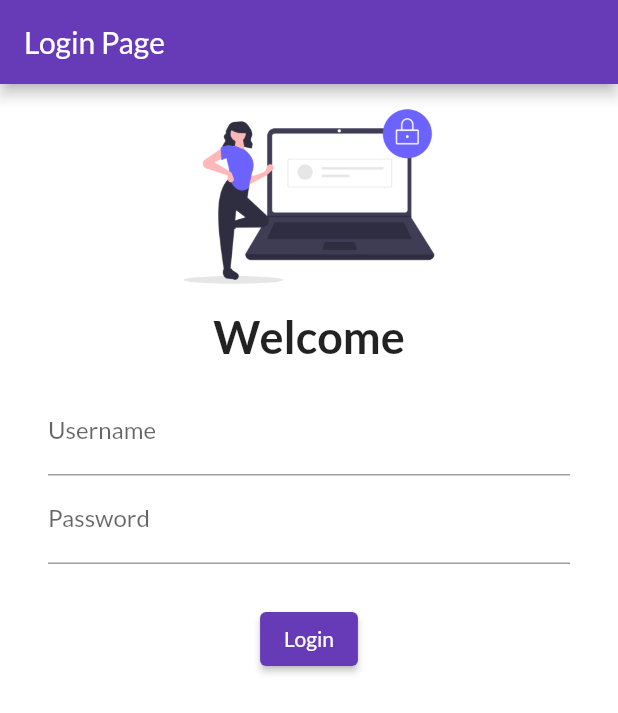
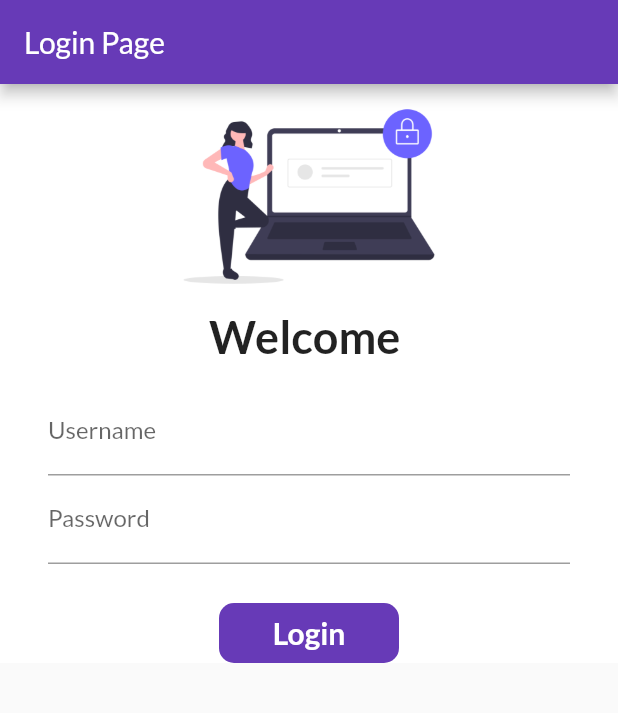
Before and after one commit to jerinthomascarmel/flutter_catalog, a Flutter app: the screen it shows after launch, on a phone screen of 412 x 824 dp. Shown: the top 713 px of the screen. Run offline on Flutter 3.47's test engine with Material 2 defaults, Android fonts, the phone set to English and light mode, and no system bars; our stand-ins replace google_fonts.

Commit message:
chapter6completed

```diff
--- a/lib/main.dart
+++ b/lib/main.dart
@@ -1,6 +1,7 @@
 import 'package:flutter/material.dart';
 import 'package:flutter_catalog/page/home_page.dart';
 import 'package:flutter_catalog/page/login_page.dart';
+import 'package:flutter_catalog/utilities/routes.dart';
 import 'package:google_fonts/google_fonts.dart';
 
 void main() {
@@ -13,6 +14,7 @@ class MyApp extends StatelessWidget {
   @override
   Widget build(BuildContext context) {
     return MaterialApp(
+      debugShowCheckedModeBanner: false,
       // home: const HomePage(),
       themeMode: ThemeMode.light,
       theme: ThemeData(
@@ -27,8 +29,8 @@ class MyApp extends StatelessWidget {
       initialRoute: "/",
       routes: {
         "/": (context) => LoginPage(),
-        "/home": (context) => HomePage(),
-        // "/login": (context) => LoginPage()
+        MyRoutes.HomeRoute: (context) => HomePage(),
+        MyRoutes.LoginRoute: (context) => LoginPage()
       },
     );
   }
--- a/lib/page/login_page.dart
+++ b/lib/page/login_page.dart
@@ -1,8 +1,17 @@
 import 'package:flutter/material.dart';
+import 'package:flutter_catalog/page/home_page.dart';
+import 'package:flutter_catalog/utilities/routes.dart';
 
-class LoginPage extends StatelessWidget {
+class LoginPage extends StatefulWidget {
   const LoginPage({super.key});
 
+  @override
+  State<LoginPage> createState() => _LoginPageState();
+}
+
+class _LoginPageState extends State<LoginPage> {
+  String name = "";
+  bool changeButton = false;
   @override
   Widget build(BuildContext context) {
     return Scaffold(
@@ -14,6 +23,7 @@ class LoginPage extends StatelessWidget {
       ),
       body: Material(
           color: Colors.white,
+          child: SingleChildScrollView(
             child: Column(
               children: [
                 Image.asset(
@@ -25,8 +35,8 @@ class LoginPage extends StatelessWidget {
                 SizedBox(
                   height: 0,
                 ),
-              const Text(
-                'Welcome',
+                Text(
+                  "Welcome $name",
                   style: TextStyle(fontSize: 30.0, fontWeight: FontWeight.bold),
                 ),
                 Padding(
@@ -37,6 +47,11 @@ class LoginPage extends StatelessWidget {
                       TextFormField(
                         decoration: InputDecoration(
                             labelText: "Username", hintText: "Enter Username"),
+                        onChanged: (value) {
+                          setState(() {
+                            name = value;
+                          });
+                        },
                       ),
                       TextFormField(
                         decoration: InputDecoration(
@@ -49,12 +64,47 @@ class LoginPage extends StatelessWidget {
                 SizedBox(
                   height: 10.0,
                 ),
-              ElevatedButton(
-                  onPressed: () {
-                    print("pressed");
+                // ElevatedButton(
+                //     style: TextButton.styleFrom(minimumSize: Size(150, 40)),
+                //     onPressed: () {
+                //       // Navigator.of(context).push(
+                //       //     MaterialPageRoute(builder: (context) => HomePage()));
+                //       Navigator.pushNamed(context, MyRoutes.HomeRoute);
+                //       print("pressed");
+                //     },
+                //     child: Text("Login"))
+                InkWell(
+                  onTap: () async {
+                    setState(() {
+                      changeButton = true;
+                    });
+                    await Future.delayed(Duration(seconds: 1));
+                    Navigator.pushNamed(context, MyRoutes.HomeRoute);
                   },
-                  child: Text("Login"))
+                  child: AnimatedContainer(
+                      duration: Duration(seconds: 1),
+                      width: changeButton ? 50 : 120,
+                      height: 40,
+                      alignment: Alignment.center,
+                      decoration: BoxDecoration(
+                          color: Colors.deepPurple,
+                          borderRadius:
+                              BorderRadius.circular(changeButton ? 20 : 10)),
+                      child: changeButton
+                          ? Icon(
+                              Icons.done,
+                              color: Colors.white,
+                            )
+                          : Text(
+                              "Login",
+                              style: TextStyle(
+                                  color: Colors.white,
+                                  fontWeight: FontWeight.bold,
+                                  fontSize: 20),
+                            )),
+                )
               ],
+            ),
           )),
     );
   }
--- /dev/null
+++ b/lib/utilities/routes.dart
@@ -0,0 +1,4 @@
+class MyRoutes {
+  static String LoginRoute = "/login";
+  static String HomeRoute = "/home";
+}
```
Lines whose indentation alone changed are shown as unchanged.
